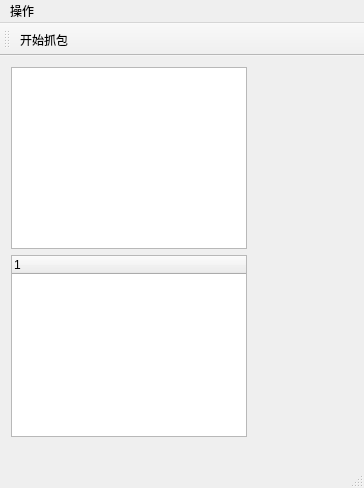
This is mainwindow.ui in you-n-g/qt_pcap as Qt 5 draws it before an edit. The edited form follows.
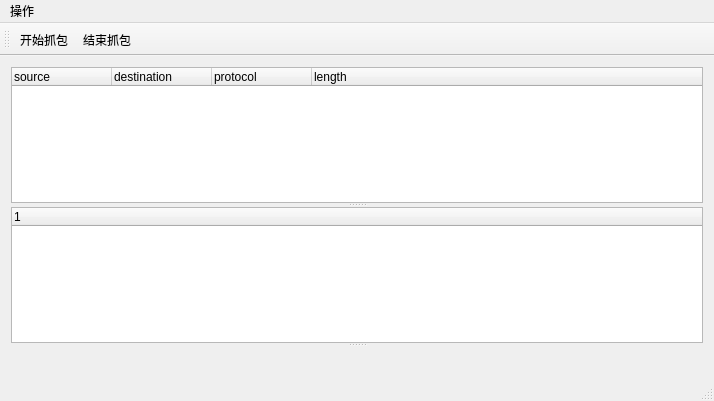
This is the edited form. Custom widgets are drawn as their Qt base class.

```diff
--- a/mainwindow.ui
+++ b/mainwindow.ui
@@ -6,8 +6,8 @@
    <rect>
     <x>0</x>
     <y>0</y>
-    <width>364</width>
-    <height>488</height>
+    <width>714</width>
+    <height>401</height>
    </rect>
   </property>
   <property name="windowTitle">
@@ -20,45 +20,61 @@
      <verstretch>0</verstretch>
     </sizepolicy>
    </property>
-   <widget class="QWidget" name="layoutWidget">
-    <property name="geometry">
-     <rect>
-      <x>0</x>
-      <y>0</y>
-      <width>258</width>
-      <height>392</height>
-     </rect>
-    </property>
-    <layout class="QVBoxLayout" name="verticalLayout">
-     <item>
-      <widget class="QListWidget" name="listWidget"/>
-     </item>
-     <item>
-      <widget class="QTreeWidget" name="treeWidget">
+   <layout class="QGridLayout" name="gridLayout">
+    <item row="0" column="0">
+     <widget class="QSplitter" name="splitter">
+      <property name="orientation">
+       <enum>Qt::Vertical</enum>
+      </property>
+      <widget class="QTreeWidget" name="allWidgetTreeWidget">
+       <column>
+        <property name="text">
+         <string>source</string>
+        </property>
+       </column>
+       <column>
+        <property name="text">
+         <string>destination</string>
+        </property>
+       </column>
+       <column>
+        <property name="text">
+         <string>protocol</string>
+        </property>
+       </column>
+       <column>
+        <property name="text">
+         <string>length</string>
+        </property>
+       </column>
+      </widget>
+      <widget class="QTreeWidget" name="singlePackageTreeWidget">
        <column>
         <property name="text">
          <string notr="true">1</string>
         </property>
        </column>
       </widget>
-     </item>
-    </layout>
-   </widget>
+      <widget class="HexDecode" name="hexDecodeWidget" native="true"/>
+     </widget>
+    </item>
+   </layout>
   </widget>
   <widget class="QMenuBar" name="menuBar">
    <property name="geometry">
     <rect>
      <x>0</x>
      <y>0</y>
-     <width>364</width>
-     <height>28</height>
+     <width>714</width>
+     <height>22</height>
     </rect>
    </property>
    <widget class="QMenu" name="menuOperation">
     <property name="title">
      <string>操作</string>
     </property>
-    <addaction name="action"/>
+    <addaction name="actionBeginPcap"/>
+    <addaction name="actionStopPcap"/>
    </widget>
    <addaction name="menuOperation"/>
   </widget>
@@ -69,16 +85,30 @@
    <attribute name="toolBarBreak">
     <bool>false</bool>
    </attribute>
-   <addaction name="action"/>
+   <addaction name="actionBeginPcap"/>
+   <addaction name="actionStopPcap"/>
   </widget>
   <widget class="QStatusBar" name="statusBar"/>
-  <action name="action">
+  <action name="actionBeginPcap">
    <property name="text">
     <string>开始抓包</string>
    </property>
   </action>
+  <action name="actionStopPcap">
+   <property name="text">
+    <string>结束抓包</string>
+   </property>
+  </action>
  </widget>
  <layoutdefault spacing="6" margin="11"/>
+ <customwidgets>
+  <customwidget>
+   <class>HexDecode</class>
+   <extends>QWidget</extends>
+   <header>hexdecode.h</header>
+   <container>1</container>
+  </customwidget>
+ </customwidgets>
  <resources/>
  <connections/>
 </ui>
```
